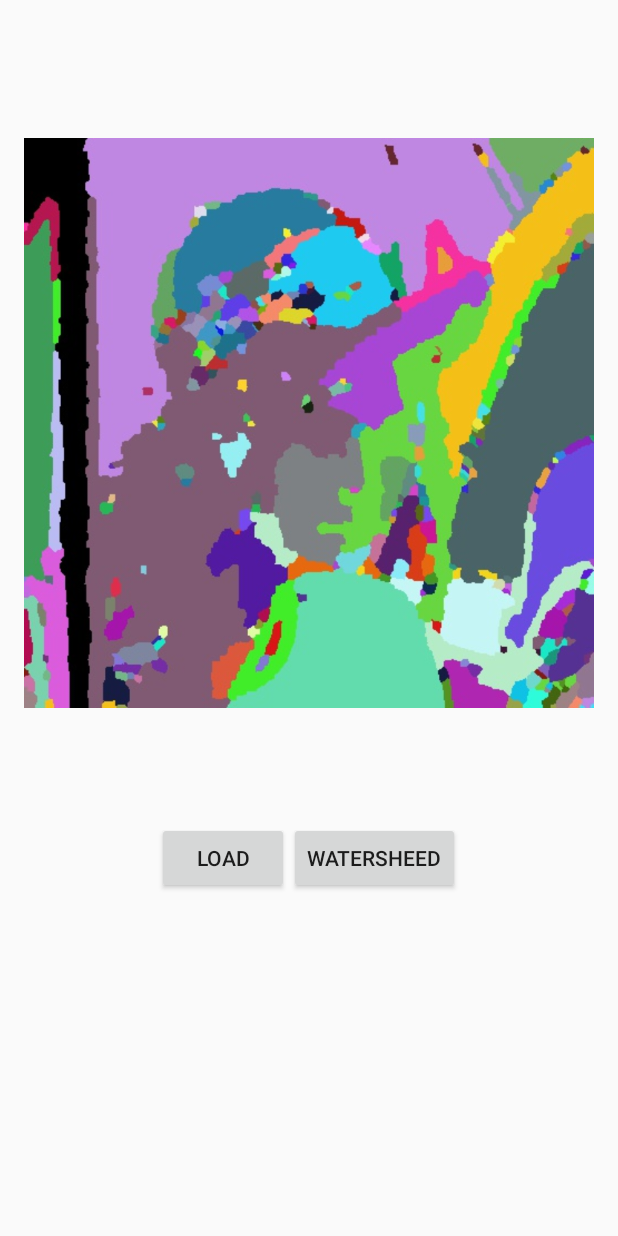
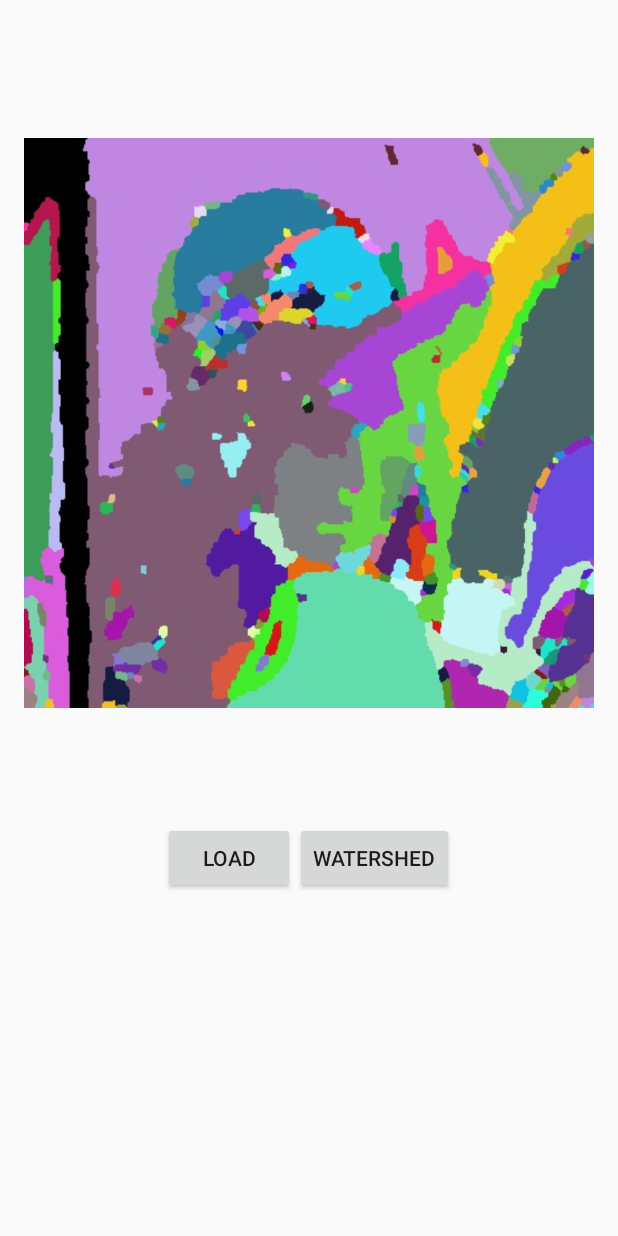
Before and after one commit to avelin0/SEG, an Android app: the GalleryActivity screen opened directly, with no data from a screen before it, on a phone screen of 412 x 824 dp. Run offline under Robolectric (Android 15) with nearby library versions, the phone set to English and light mode, and no system bars; 2 statements that could not run were skipped.

Commit message:
Watershed name updated

```diff
--- a/app/src/main/java/com/example/bruno/seg/GalleryActivity.java
+++ b/app/src/main/java/com/example/bruno/seg/GalleryActivity.java
@@ -152,7 +152,7 @@ public class GalleryActivity extends AppCompatActivity {
         }
     }
 
-    public void ClickWatersheed(View v){
+    public void ClickWatershed(View v){
 //        new MyTask().execute(lastBitmap);
 
         if(lastBitmap!= null  ) {
--- a/app/src/main/res/layout/activity_gallery.xml
+++ b/app/src/main/res/layout/activity_gallery.xml
@@ -37,13 +37,13 @@
             android:text="LOAD" />
 
         <Button
-            android:id="@+id/btnWatersheed"
+            android:id="@+id/btnWatershed"
             android:layout_width="wrap_content"
             android:layout_height="wrap_content"
             android:layout_weight="1"
             android:nestedScrollingEnabled="true"
-            android:onClick="ClickWatersheed"
-            android:text="Watersheed" />
+            android:onClick="ClickWatershed"
+            android:text="@string/watershed" />
 
     </LinearLayout>
 
--- a/app/src/main/res/values/strings.xml
+++ b/app/src/main/res/values/strings.xml
@@ -82,4 +82,5 @@
     <string name="lblTakeNewPhoto">Take New Photo</string>
     <string name="lblOpenExistingImage">Open Existing Photo</string>
     <string name="title_activity_color">ColorActivity</string>
+    <string name="watershed">Watershed</string>
 </resources>
```
Also changed, not shown: app/src/main/java/com/example/bruno/seg/CameraManip.java (+8 -8 lines).
